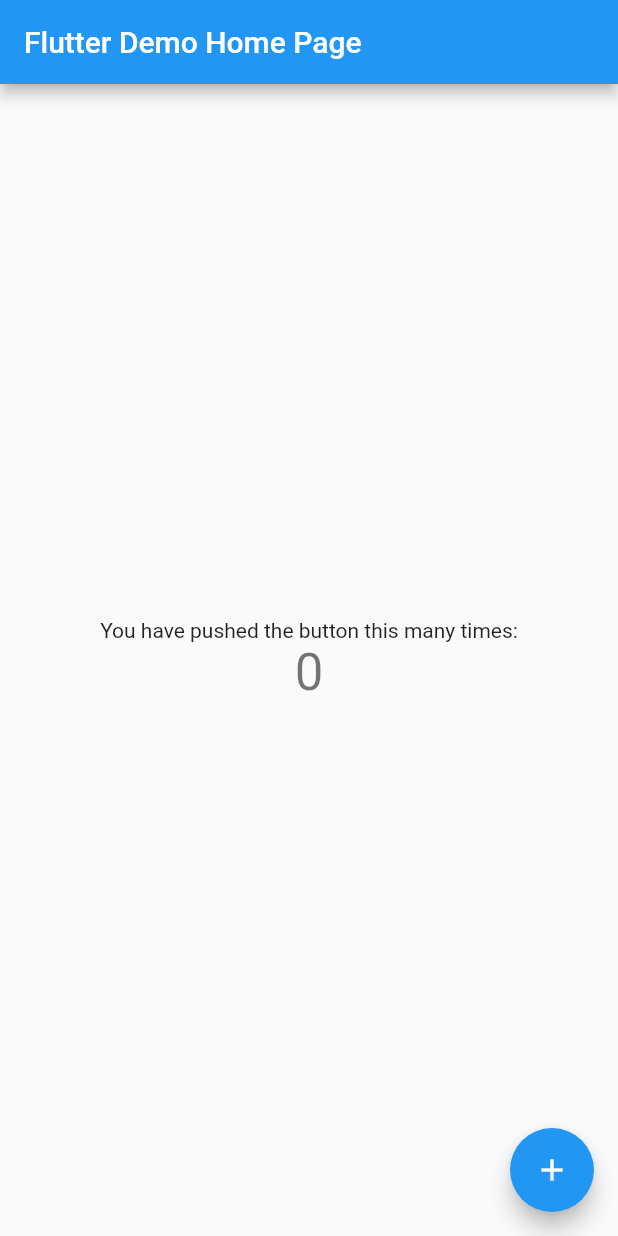
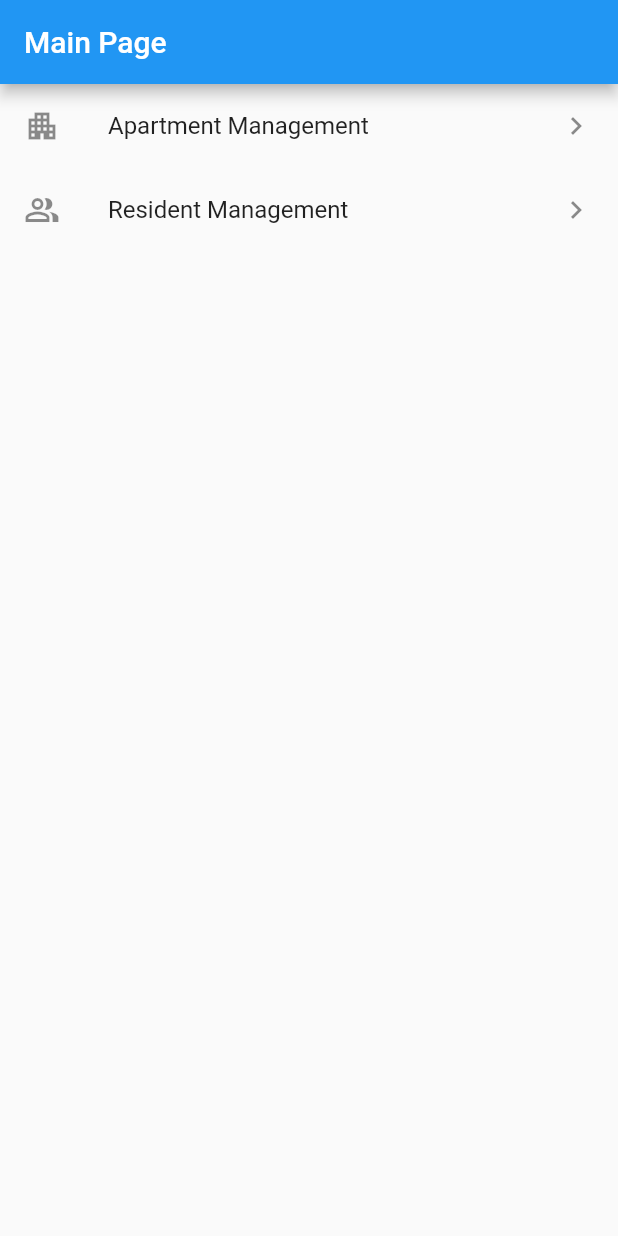
Before and after one commit to kmg7/apartment-management, a Flutter app: the screen it shows after launch, on a phone screen of 412 x 824 dp. Run offline on Flutter 3.47's test engine with Material 2 defaults, Android fonts, the phone set to English and light mode, and no system bars; our stand-ins replace auto_route, flutter_riverpod.

Commit message:
application router initialized

```diff
--- /dev/null
+++ b/lib/common/router/app_router.dart
@@ -0,0 +1,21 @@
+import 'package:auto_route/auto_route.dart';
+import 'package:flutter/material.dart';
+
+import '../../view/apartment_management_view.dart';
+import '../../view/main_view.dart';
+import '../../view/resident_management_view.dart';
+
+part 'app_router.gr.dart';
+
+@MaterialAutoRouter(
+  replaceInRouteName: 'View,Route',
+  routes: <AutoRoute>[
+    AutoRoute(page: MainView, path: '/', initial: true),
+    AutoRoute(page: ResidentManagementView, path: '/resident'),
+    AutoRoute(page: ApartmentManagementView, path: '/apartment')
+  ],
+)
+// extend the generated private router
+class AppRouter extends _$AppRouter {
+  AppRouter();
+}
--- a/lib/main.dart
+++ b/lib/main.dart
@@ -1,115 +1,25 @@
 import 'package:flutter/material.dart';
+import 'package:flutter_riverpod/flutter_riverpod.dart';
 
-void main() {
-  runApp(const MyApp());
+import 'common/router/app_router.dart';
+
+Future<void> main() async {
+  WidgetsFlutterBinding.ensureInitialized();
+  runApp(ProviderScope(
+    child: App(),
+  ));
 }
 
-class MyApp extends StatelessWidget {
-  const MyApp({super.key});
-
-  // This widget is the root of your application.
+class App extends StatelessWidget {
+  App({super.key});
+  final _appRouter = AppRouter();
   @override
   Widget build(BuildContext context) {
-    return MaterialApp(
-      title: 'Flutter Demo',
-      theme: ThemeData(
-        // This is the theme of your application.
-        //
-        // Try running your application with "flutter run". You'll see the
-        // application has a blue toolbar. Then, without quitting the app, try
-        // changing the primarySwatch below to Colors.green and then invoke
-        // "hot reload" (press "r" in the console where you ran "flutter run",
-        // or simply save your changes to "hot reload" in a Flutter IDE).
-        // Notice that the counter didn't reset back to zero; the application
-        // is not restarted.
-        primarySwatch: Colors.blue,
-      ),
-      home: const MyHomePage(title: 'Flutter Demo Home Page'),
+    return MaterialApp.router(
+      themeMode: ThemeMode.dark,
+      debugShowCheckedModeBanner: false,
+      routerDelegate: _appRouter.delegate(),
+      routeInformationParser: _appRouter.defaultRouteParser(),
     );
   }
 }
-
-class MyHomePage extends StatefulWidget {
-  const MyHomePage({super.key, required this.title});
-
-  // This widget is the home page of your application. It is stateful, meaning
-  // that it has a State object (defined below) that contains fields that affect
-  // how it looks.
-
-  // This class is the configuration for the state. It holds the values (in this
-  // case the title) provided by the parent (in this case the App widget) and
-  // used by the build method of the State. Fields in a Widget subclass are
-  // always marked "final".
-
-  final String title;
-
-  @override
-  State<MyHomePage> createState() => _MyHomePageState();
-}
-
-class _MyHomePageState extends State<MyHomePage> {
-  int _counter = 0;
-
-  void _incrementCounter() {
-    setState(() {
-      // This call to setState tells the Flutter framework that something has
-      // changed in this State, which causes it to rerun the build method below
-      // so that the display can reflect the updated values. If we changed
-      // _counter without calling setState(), then the build method would not be
-      // called again, and so nothing would appear to happen.
-      _counter++;
-    });
-  }
-
-  @override
-  Widget build(BuildContext context) {
-    // This method is rerun every time setState is called, for instance as done
-    // by the _incrementCounter method above.
-    //
-    // The Flutter framework has been optimized to make rerunning build methods
-    // fast, so that you can just rebuild anything that needs updating rather
-    // than having to individually change instances of widgets.
-    return Scaffold(
-      appBar: AppBar(
-        // Here we take the value from the MyHomePage object that was created by
-        // the App.build method, and use it to set our appbar title.
-        title: Text(widget.title),
-      ),
-      body: Center(
-        // Center is a layout widget. It takes a single child and positions it
-        // in the middle of the parent.
-        child: Column(
-          // Column is also a layout widget. It takes a list of children and
-          // arranges them vertically. By default, it sizes itself to fit its
-          // children horizontally, and tries to be as tall as its parent.
-          //
-          // Invoke "debug painting" (press "p" in the console, choose the
-          // "Toggle Debug Paint" action from the Flutter Inspector in Android
-          // Studio, or the "Toggle Debug Paint" command in Visual Studio Code)
-          // to see the wireframe for each widget.
-          //
-          // Column has various properties to control how it sizes itself and
-          // how it positions its children. Here we use mainAxisAlignment to
-          // center the children vertically; the main axis here is the vertical
-          // axis because Columns are vertical (the cross axis would be
-          // horizontal).
-          mainAxisAlignment: MainAxisAlignment.center,
-          children: <Widget>[
-            const Text(
-              'You have pushed the button this many times:',
-            ),
-            Text(
-              '$_counter',
-              style: Theme.of(context).textTheme.headlineMedium,
-            ),
-          ],
-        ),
-      ),
-      floatingActionButton: FloatingActionButton(
-        onPressed: _incrementCounter,
-        tooltip: 'Increment',
-        child: const Icon(Icons.add),
-      ), // This trailing comma makes auto-formatting nicer for build methods.
-    );
-  }
-}
--- /dev/null
+++ b/lib/view/main_view.dart
@@ -0,0 +1,38 @@
+import 'package:auto_route/auto_route.dart';
+import 'package:flutter/material.dart';
+import 'package:flutter_riverpod/flutter_riverpod.dart';
+
+import '../common/router/app_router.dart';
+
+class MainView extends ConsumerStatefulWidget {
+  const MainView({super.key});
+
+  @override
+  ConsumerState<ConsumerStatefulWidget> createState() => _MainViewState();
+}
+
+class _MainViewState extends ConsumerState<MainView> {
+  // final controller = ChangeNotifierProvider((ref) => null)
+  @override
+  Widget build(BuildContext context) {
+    return Scaffold(
+      appBar: AppBar(title: const Text('Main Page')),
+      body: Column(
+        children: [
+          ListTile(
+            leading: const Icon(Icons.apartment_outlined),
+            trailing: const Icon(Icons.chevron_right_outlined),
+            title: const Text('Apartment Management'),
+            onTap: () => context.router.push(const ApartmentManagementRoute()),
+          ),
+          ListTile(
+            leading: const Icon(Icons.people_alt_outlined),
+            trailing: const Icon(Icons.chevron_right_outlined),
+            title: const Text('Resident Management'),
+            onTap: () => context.router.push(const ResidentManagementRoute()),
+          )
+        ],
+      ),
+    );
+  }
+}
```
Also changed, not shown: lib/view/apartment_management_view.dart (added, +19 -0 lines), lib/view/resident_management_view.dart (added, +20 -0 lines), lib/common/router/app_router.gr.dart (added), 1 other file.
